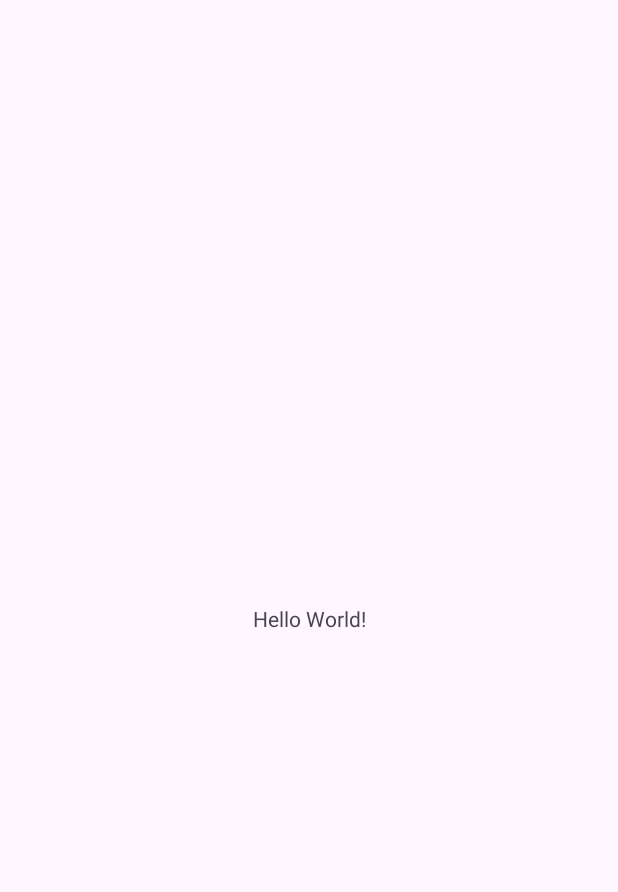
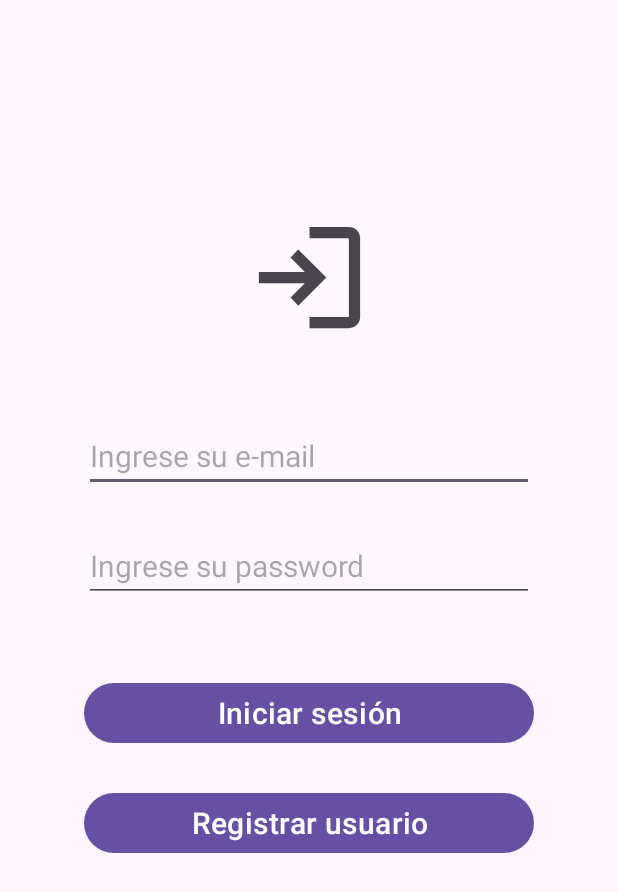
Before and after one commit to milton-code/Mallnav, an Android app: the screen it shows after launch (MainActivity before the commit, LoginActivity after it), on a phone screen of 412 x 824 dp. Before the commit the part shown is almost empty. Shown: the top 892 px of the screen. Run offline under Robolectric (Android 15) with nearby library versions, the phone set to English and light mode, and no system bars.

Commit message:
agregar usuarios a Firebase de forma simple

```diff
--- a/app/build.gradle.kts
+++ b/app/build.gradle.kts
@@ -1,5 +1,6 @@
 plugins {
     id("com.android.application")
+    id("com.google.gms.google-services")
 }
 
 android {
@@ -36,7 +37,10 @@ dependencies {
     implementation("androidx.appcompat:appcompat:1.6.1")
     implementation("com.google.android.material:material:1.11.0")
     implementation("androidx.constraintlayout:constraintlayout:2.1.4")
+    implementation("com.google.firebase:firebase-firestore:25.0.0")
     testImplementation("junit:junit:4.13.2")
     androidTestImplementation("androidx.test.ext:junit:1.1.5")
     androidTestImplementation("androidx.test.espresso:espresso-core:3.5.1")
+    implementation(platform("com.google.firebase:firebase-bom:33.0.0"))
+    implementation("com.google.firebase:firebase-analytics")
 }
--- a/app/src/main/AndroidManifest.xml
+++ b/app/src/main/AndroidManifest.xml
@@ -1,6 +1,8 @@
 <?xml version="1.0" encoding="utf-8"?>
 <manifest xmlns:android="http://schemas.android.com/apk/res/android"
     xmlns:tools="http://schemas.android.com/tools">
+
+    <uses-permission android:name="android.permission.INTERNET"/>
 
     <application
         android:allowBackup="true"
@@ -14,6 +16,9 @@
         tools:targetApi="31">
         <activity
             android:name=".MainActivity"
+            android:exported="true" />
+        <activity
+            android:name=".LoginActivity"
             android:exported="true">
             <intent-filter>
                 <action android:name="android.intent.action.MAIN" />
--- /dev/null
+++ b/app/src/main/java/com/proyecto/mallnav/LoginActivity.java
@@ -0,0 +1,20 @@
+package com.proyecto.mallnav;
+
+import androidx.appcompat.app.AppCompatActivity;
+
+import android.os.Bundle;
+import android.view.View;
+
+public class LoginActivity extends AppCompatActivity {
+
+    @Override
+    protected void onCreate(Bundle savedInstanceState) {
+        super.onCreate(savedInstanceState);
+        setContentView(R.layout.activity_login);
+    }
+
+    public void registrar(View v){
+        RegistroFragment fragment = new RegistroFragment();
+        fragment.show(getSupportFragmentManager(), "Navegar a fragment");
+    }
+}
--- /dev/null
+++ b/app/src/main/res/drawable/login.xml
@@ -0,0 +1,11 @@
+<vector xmlns:android="http://schemas.android.com/apk/res/android"
+    android:width="24dp"
+    android:height="24dp"
+    android:viewportWidth="960"
+    android:viewportHeight="960"
+    android:tint="?attr/colorControlNormal"
+    android:autoMirrored="true">
+  <path
+      android:fillColor="@android:color/white"
+      android:pathData="M480,840L480,760L760,760Q760,760 760,760Q760,760 760,760L760,200Q760,200 760,200Q760,200 760,200L480,200L480,120L760,120Q793,120 816.5,143.5Q840,167 840,200L840,760Q840,793 816.5,816.5Q793,840 760,840L480,840ZM400,680L345,622L447,520L120,520L120,440L447,440L345,338L400,280L600,480L400,680Z"/>
+</vector>
--- /dev/null
+++ b/app/src/main/res/layout/activity_login.xml
@@ -0,0 +1,71 @@
+<?xml version="1.0" encoding="utf-8"?>
+<androidx.constraintlayout.widget.ConstraintLayout xmlns:android="http://schemas.android.com/apk/res/android"
+    xmlns:app="http://schemas.android.com/apk/res-auto"
+    xmlns:tools="http://schemas.android.com/tools"
+    android:layout_width="match_parent"
+    android:layout_height="match_parent"
+    tools:context=".LoginActivity">
+
+    <ImageView
+        android:id="@+id/imageLogin"
+        android:layout_width="90dp"
+        android:layout_height="90dp"
+        android:layout_marginTop="140dp"
+        android:src="@drawable/login"
+        app:layout_constraintEnd_toEndOf="parent"
+        app:layout_constraintStart_toStartOf="parent"
+        app:layout_constraintTop_toTopOf="parent" />
+
+    <EditText
+        android:id="@+id/editTextEmail"
+        android:layout_width="300dp"
+        android:layout_height="wrap_content"
+        android:layout_marginTop="50dp"
+        android:ems="10"
+        android:hint="Ingrese su e-mail"
+        android:inputType="textEmailAddress"
+        android:textSize="20sp"
+        app:layout_constraintEnd_toEndOf="parent"
+        app:layout_constraintStart_toStartOf="parent"
+        app:layout_constraintTop_toBottomOf="@+id/imageLogin" />
+
+    <EditText
+        android:id="@+id/editTextPassword"
+        android:layout_width="300dp"
+        android:layout_height="wrap_content"
+        android:layout_marginTop="25dp"
+        android:ems="10"
+        android:hint="Ingrese su password"
+        android:inputType="textPassword"
+        android:textSize="20sp"
+        app:layout_constraintEnd_toEndOf="parent"
+        app:layout_constraintStart_toStartOf="parent"
+        app:layout_constraintTop_toBottomOf="@+id/editTextEmail" />
+
+    <Button
+        android:id="@+id/buttonLogin"
+        android:layout_width="300dp"
+        android:layout_height="wrap_content"
+        android:layout_marginTop="50dp"
+        android:text="Iniciar sesión"
+        android:textSize="20sp"
+        app:cornerRadius="20dp"
+        app:layout_constraintEnd_toEndOf="parent"
+        app:layout_constraintStart_toStartOf="parent"
+        app:layout_constraintTop_toBottomOf="@+id/editTextPassword" />
+
+    <Button
+        android:id="@+id/btnRegUser"
+        android:layout_width="300dp"
+        android:layout_height="wrap_content"
+        android:layout_marginTop="25dp"
+        android:onClick="registrar"
+        android:text="Registrar usuario"
+        android:textSize="20sp"
+        app:cornerRadius="20dp"
+        app:layout_constraintEnd_toEndOf="parent"
+        app:layout_constraintStart_toStartOf="parent"
+        app:layout_constraintTop_toBottomOf="@+id/buttonLogin" />
+
+
+</androidx.constraintlayout.widget.ConstraintLayout>
--- a/app/src/main/res/values/strings.xml
+++ b/app/src/main/res/values/strings.xml
@@ -1,3 +1,5 @@
 <resources>
     <string name="app_name">Mallnav</string>
+    <!-- TODO: Remove or change this placeholder text -->
+    <string name="hello_blank_fragment">Hello blank fragment</string>
 </resources>
--- a/build.gradle.kts
+++ b/build.gradle.kts
@@ -1,4 +1,5 @@
 // Top-level build file where you can add configuration options common to all sub-projects/modules.
 plugins {
     id("com.android.application") version "8.2.1" apply false
+    id("com.google.gms.google-services") version "4.4.1" apply false
 }
```
Also changed, not shown: app/src/main/java/com/proyecto/mallnav/RegistroFragment.java (added, +90 -0 lines), app/src/main/res/drawable/registro.xml (added, +11 -0 lines), app/src/main/res/layout/fragment_registro.xml (added, +76 -0 lines), 1 other file.
